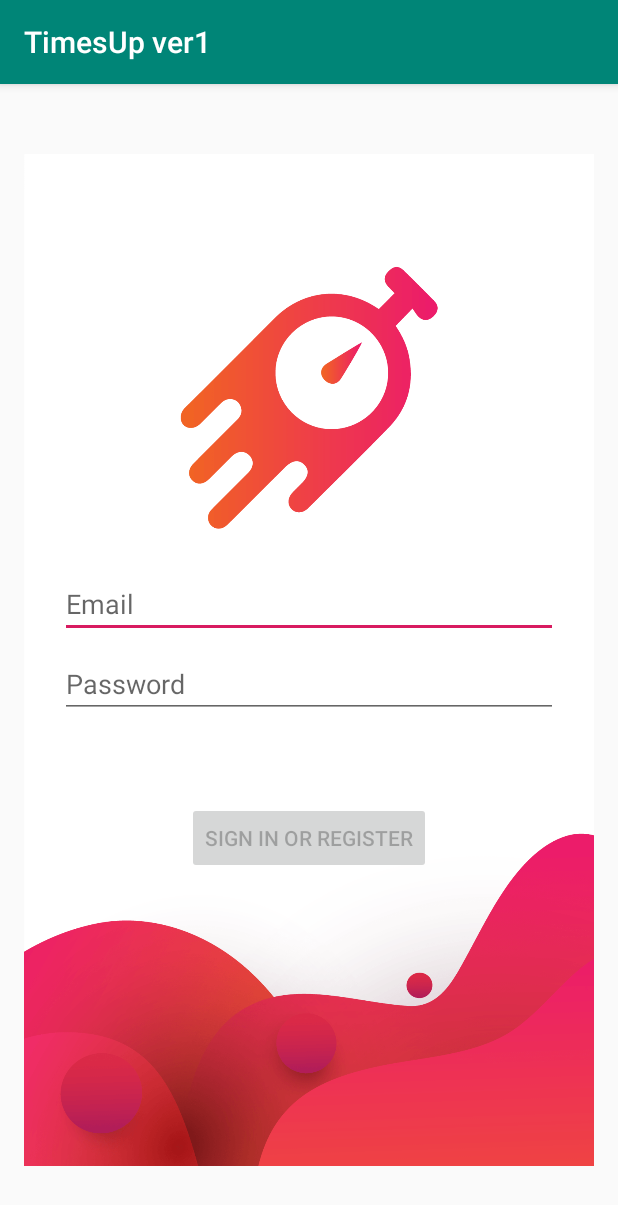
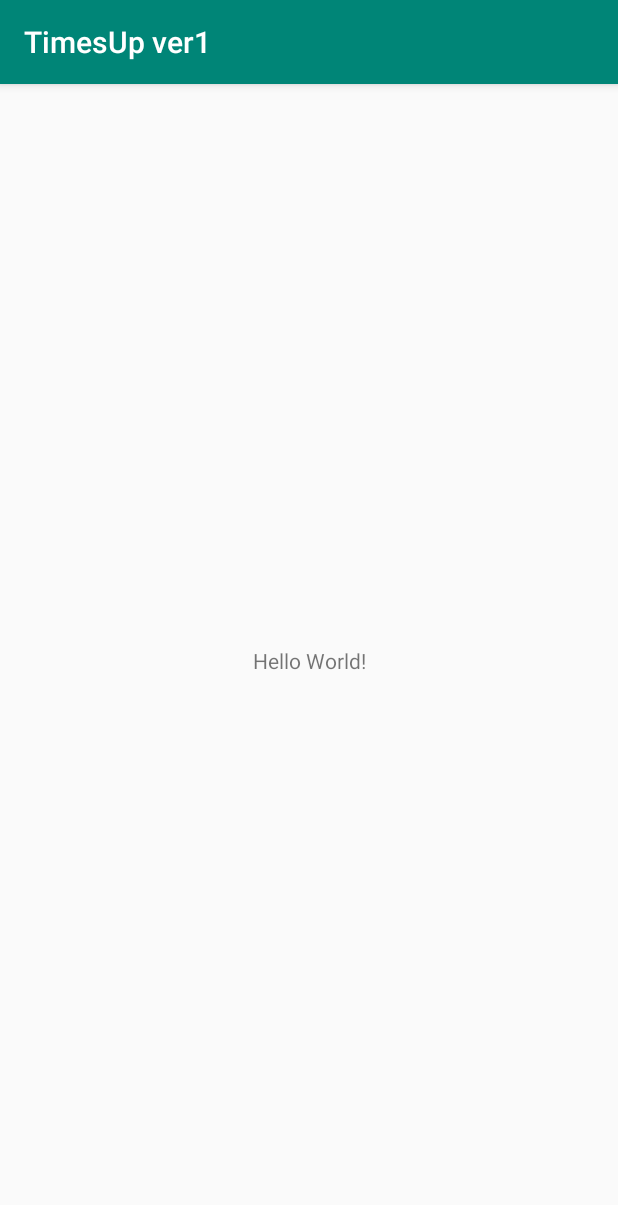
Before and after one commit to kynang98/TimesUp_ver1, an Android app: the screen it shows after launch (MainActivity), on a phone screen of 412 x 824 dp. Shown: the top 1205 px of the screen. Run offline under Robolectric (Android 15) with nearby library versions, the phone set to English and light mode, and no system bars.

Commit message:
Initial commit

```diff
--- a/app/src/main/java/com/tgl/timesupver1/MainActivity.java
+++ b/app/src/main/java/com/tgl/timesupver1/MainActivity.java
@@ -9,6 +9,6 @@ public class MainActivity extends AppCompatActivity {
     @Override
     protected void onCreate(Bundle savedInstanceState) {
         super.onCreate(savedInstanceState);
-        setContentView(R.layout.activity_login);
+        setContentView(R.layout.activity_main);
     }
 }
--- a/app/src/main/res/layout/activity_login.xml
+++ /dev/null
@@ -1,95 +0,0 @@
-<?xml version="1.0" encoding="utf-8"?>
-<androidx.constraintlayout.widget.ConstraintLayout xmlns:android="http://schemas.android.com/apk/res/android"
-    xmlns:app="http://schemas.android.com/apk/res-auto"
-    xmlns:tools="http://schemas.android.com/tools"
-    android:id="@+id/container"
-    android:layout_width="match_parent"
-    android:layout_height="match_parent"
-    android:paddingLeft="@dimen/activity_horizontal_margin"
-    android:paddingTop="@dimen/activity_vertical_margin"
-    android:paddingRight="@dimen/activity_horizontal_margin"
-    android:paddingBottom="@dimen/activity_vertical_margin"
-    tools:context=".ui.login.LoginActivity">
-
-    <ProgressBar
-        android:id="@+id/loading"
-        android:layout_width="6dp"
-        android:layout_height="9dp"
-        android:layout_gravity="center"
-        android:layout_marginStart="32dp"
-        android:layout_marginTop="64dp"
-        android:layout_marginEnd="32dp"
-        android:layout_marginBottom="64dp"
-        android:visibility="gone"
-        app:layout_constraintBottom_toBottomOf="parent"
-        app:layout_constraintEnd_toEndOf="@+id/password"
-        app:layout_constraintHorizontal_bias="0.456"
-        app:layout_constraintStart_toStartOf="@+id/password"
-        app:layout_constraintTop_toTopOf="parent"
-        app:layout_constraintVertical_bias="0.389" />
-
-    <ImageView
-        android:id="@+id/imageView"
-        android:layout_width="wrap_content"
-        android:layout_height="wrap_content"
-        android:contentDescription="@string/desc"
-        app:layout_constraintBottom_toBottomOf="parent"
-        app:layout_constraintEnd_toEndOf="parent"
-        app:layout_constraintStart_toStartOf="parent"
-        app:layout_constraintTop_toTopOf="parent"
-        app:layout_constraintVertical_bias="1.0"
-        app:srcCompat="@drawable/loginbg" />
-
-    <EditText
-        android:id="@+id/username"
-        android:layout_width="0dp"
-        android:layout_height="wrap_content"
-        android:layout_marginStart="24dp"
-        android:layout_marginTop="308dp"
-        android:layout_marginEnd="24dp"
-
-        android:hint="@string/prompt_email"
-        android:inputType="textEmailAddress"
-        android:selectAllOnFocus="true"
-        app:layout_constraintEnd_toEndOf="parent"
-        app:layout_constraintHorizontal_bias="0.093"
-        app:layout_constraintStart_toStartOf="parent"
-        app:layout_constraintTop_toTopOf="parent"
-        android:autofillHints="" />
-
-    <EditText
-        android:id="@+id/password"
-        android:layout_width="0dp"
-        android:layout_height="wrap_content"
-        android:layout_marginStart="24dp"
-        android:layout_marginTop="8dp"
-        android:layout_marginEnd="24dp"
-
-        android:hint="@string/prompt_password"
-        android:imeActionLabel="@string/action_sign_in_short"
-        android:imeOptions="actionDone"
-        android:inputType="textPassword"
-        android:selectAllOnFocus="true"
-        app:layout_constraintEnd_toEndOf="parent"
-        app:layout_constraintStart_toStartOf="parent"
-        app:layout_constraintTop_toBottomOf="@+id/username"
-        android:importantForAutofill="no" />
-
-    <Button
-        android:id="@+id/login"
-        android:layout_width="wrap_content"
-        android:layout_height="wrap_content"
-        android:layout_gravity="start"
-        android:layout_marginStart="48dp"
-        android:layout_marginTop="16dp"
-        android:layout_marginEnd="48dp"
-        android:layout_marginBottom="64dp"
-        android:enabled="false"
-        android:text="@string/action_sign_in"
-        app:layout_constraintBottom_toBottomOf="parent"
-        app:layout_constraintEnd_toEndOf="parent"
-        app:layout_constraintStart_toStartOf="parent"
-        app:layout_constraintTop_toBottomOf="@+id/password"
-        app:layout_constraintVertical_bias="0.2" />
-
-</androidx.constraintlayout.widget.ConstraintLayout>
```
Also changed, not shown: app/src/main/java/com/tgl/timesupver1/Testes.kt (deleted, +0 -133 lines), app/src/main/java/com/tgl/timesupver1/ui/login/LoggedInUserView.java (deleted, +0 -17 lines), app/src/main/java/com/tgl/timesupver1/ui/login/LoginActivity.java (deleted, +0 -131 lines), app/src/main/java/com/tgl/timesupver1/ui/login/LoginFormState.java (deleted, +0 -40 lines), app/src/main/java/com/tgl/timesupver1/ui/login/LoginResult.java (deleted, +0 -31 lines), app/src/main/java/com/tgl/timesupver1/ui/login/LoginViewModel.java (deleted, +0 -70 lines), app/src/main/java/com/tgl/timesupver1/ui/login/LoginViewModelFactory.java (deleted, +0 -26 lines), app/src/main/res/layout/activity_testes.xml (deleted, +0 -51 lines).
